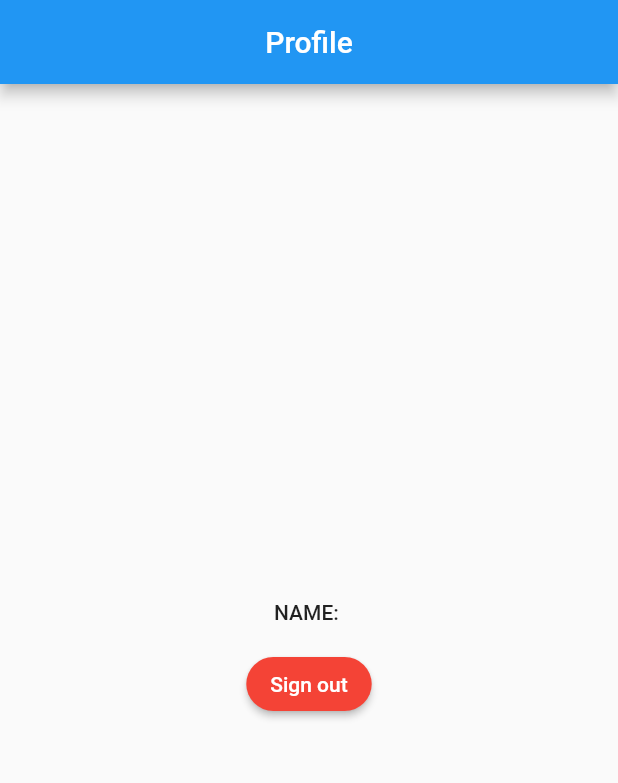
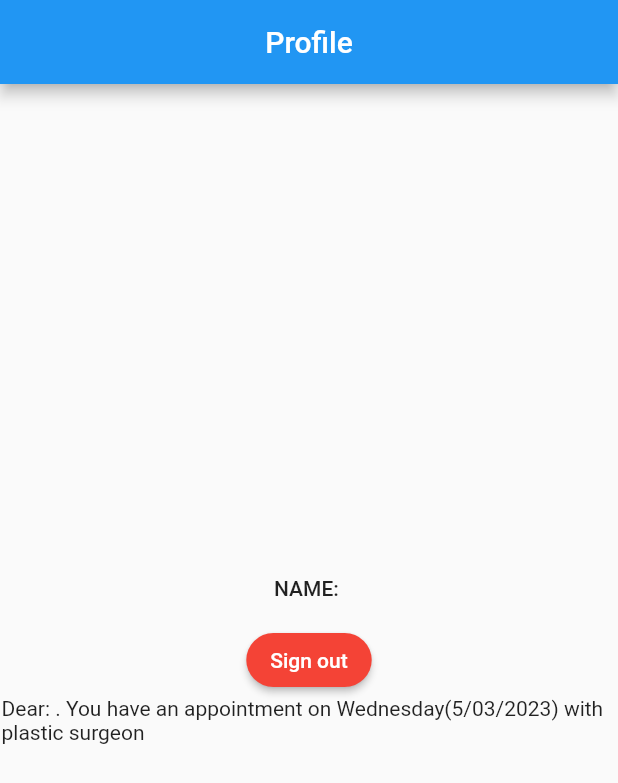
Before and after one commit to MrKomron/flutter_end_project, a Flutter app: the ProfilePage screen opened directly with empty values, on a phone screen of 412 x 824 dp. Shown: the top 783 px of the screen. Run offline on Flutter 3.47's test engine with Material 2 defaults, Android fonts, the phone set to English and light mode, and no system bars; our stand-ins replace audioplayers, cloud_firestore, firebase_auth, firebase_core, video_player; accounts and stored records are empty; generated files the repository leaves out were written again; network calls fail.

Commit message:
profile page is verbeterd

```diff
--- a/lib/authentication/profile_page.dart
+++ b/lib/authentication/profile_page.dart
@@ -30,17 +30,13 @@ class _ProfilePageState extends State<ProfilePage> {
       appBar: AppBar(
         title: Center(child: Text('Profile')),
       ),
-      body: Center(
-        child: Column(
+      body:  Column(
           mainAxisAlignment: MainAxisAlignment.center,
           children: [
             Text(
               'NAME: ${_currentUser.displayName}',
               style: Theme.of(context).textTheme.bodyText1,
             ),
-
-
-
             SizedBox(height: 16.0),
             _isSigningOut
                 ? CircularProgressIndicator()
@@ -67,9 +63,19 @@ class _ProfilePageState extends State<ProfilePage> {
                       ),
                     ),
                   ),
+            Padding(
+              padding: const EdgeInsets.symmetric(vertical: 0,horizontal: 1),
+              child: Center(
+                child: Text(
+                  'Dear: ${_currentUser.displayName}. You have an appointment on Wednesday(5/03/2023) with plastic surgeon',
+
+
+
+                ),
+              ),
+            ),
           ],
         ),
-      ),
-    );
+      );
   }
 }
```
